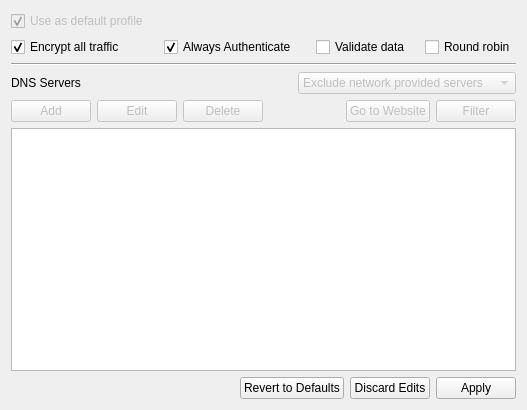
The window that networkprofilewidget.ui (Sinodun/Stubby_Manager) describes before a commit, drawn with Qt 5.
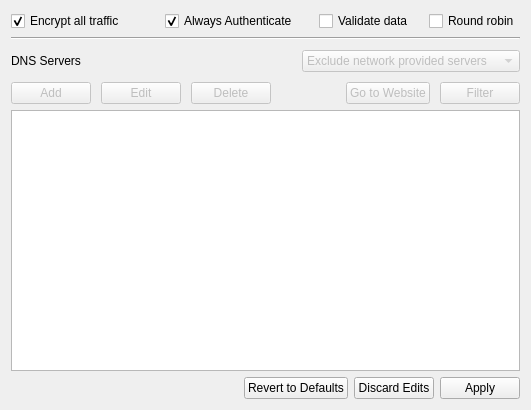
The same window after the commit.

Commit message: Select default network profile via combo on Networks tab.

The edit to the form file:
```diff
--- a/networkprofilewidget.ui
+++ b/networkprofilewidget.ui
@@ -6,7 +6,7 @@
    <rect>
     <x>0</x>
     <y>0</y>
-    <width>527</width>
+    <width>531</width>
     <height>410</height>
    </rect>
   </property>
@@ -21,57 +21,12 @@
   </property>
   <layout class="QVBoxLayout" name="verticalLayout">
    <item>
-    <layout class="QVBoxLayout" name="verticalLayout_11">
+    <layout class="QVBoxLayout" name="verticalLayout_11" stretch="3,90,1">
      <item>
-      <layout class="QVBoxLayout" name="verticalLayout_5" stretch="0,15,95">
+      <layout class="QVBoxLayout" name="verticalLayout_5" stretch="10,10">
        <property name="sizeConstraint">
         <enum>QLayout::SetDefaultConstraint</enum>
        </property>
-       <item>
-        <layout class="QHBoxLayout" name="horizontalLayout_6" stretch="10,10">
-         <property name="spacing">
-          <number>6</number>
-         </property>
-         <property name="sizeConstraint">
-          <enum>QLayout::SetFixedSize</enum>
-         </property>
-         <item>
-          <widget class="QCheckBox" name="useAsDefaultProfile">
-           <property name="enabled">
-            <bool>false</bool>
-           </property>
-           <property name="sizePolicy">
-            <sizepolicy hsizetype="Fixed" vsizetype="Fixed">
-             <horstretch>0</horstretch>
-             <verstretch>0</verstretch>
-            </sizepolicy>
-           </property>
-           <property name="text">
-            <string>Use as default profile</string>
-           </property>
-           <property name="checked">
-            <bool>true</bool>
-           </property>
-          </widget>
-         </item>
-         <item>
-          <spacer name="horizontalSpacer_4">
-           <property name="orientation">
-            <enum>Qt::Horizontal</enum>
-           </property>
-           <property name="sizeType">
-            <enum>QSizePolicy::Expanding</enum>
-           </property>
-           <property name="sizeHint" stdset="0">
-            <size>
-             <width>240</width>
-             <height>20</height>
-            </size>
-           </property>
-          </spacer>
-         </item>
-        </layout>
-       </item>
        <item>
         <layout class="QHBoxLayout" name="horizontalLayout_7" stretch="10,10,7,0">
          <item>
@@ -111,7 +66,10 @@
         </layout>
        </item>
        <item>
-        <layout class="QVBoxLayout" name="verticalLayout_6" stretch="1,5,3">
+        <layout class="QVBoxLayout" name="verticalLayout_6" stretch="1,0,1">
+         <property name="spacing">
+          <number>10</number>
+         </property>
          <item>
           <widget class="Line" name="line_3">
            <property name="orientation">
```
The commit also changes 6 other files.
